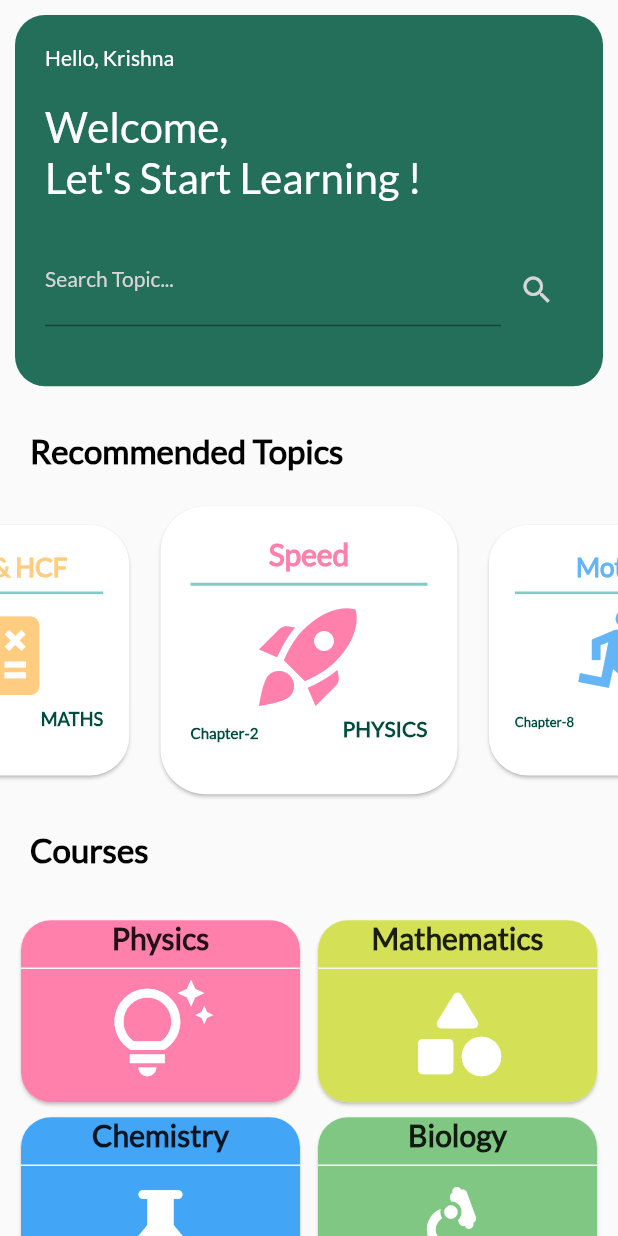
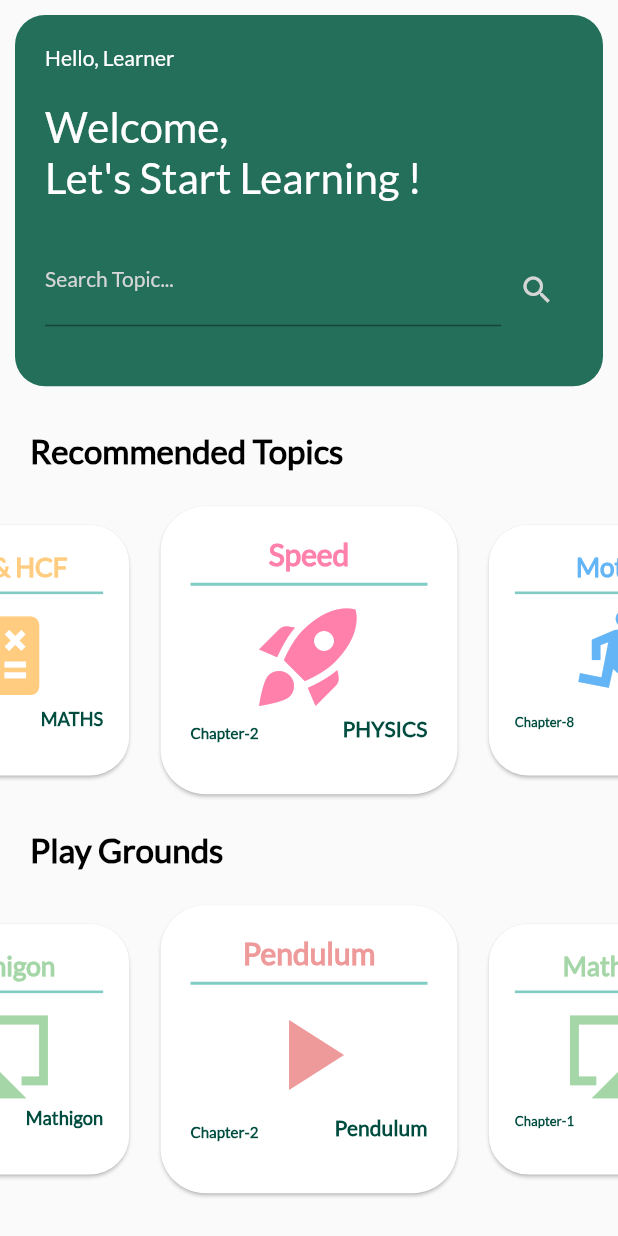
Before and after one commit to murali94k/Interactive-Study-App, a Flutter app: the screen it shows after launch, on a phone screen of 412 x 824 dp. Run offline on Flutter 3.47's test engine with Material 2 defaults, Android fonts, the phone set to English and light mode, and no system bars; drawn by our look-alikes of carousel_slider; our stand-ins replace confetti, webview_flutter.

Commit message:
home page navigation added

```diff
--- a/lib/HomePage.dart
+++ b/lib/HomePage.dart
@@ -2,19 +2,27 @@ import 'package:flutter/material.dart';
 import 'package:carousel_slider/carousel_slider.dart';
 import 'package:IS/PhysicsHomePage.dart';
 
+import 'Motion.dart';
+import 'Speed.dart';
+import 'PendulumSwing.dart';
+import 'Matigon.dart';
+
 double rowPadding = 10;
 double contentPaddding = 20;
 
-List topicCards = [{"topic":"Speed", "icon":Icons.rocket_launch, "color":Colors.pinkAccent[100], "chapter":"Chapter-2", "subject":"PHYSICS"},
-  {"topic":"Motion", "icon":Icons.directions_run, "color":Colors.blue[300], "chapter":"Chapter-8", "subject":"PHYSICS"},
-  {"topic":"LCM & HCF", "icon":Icons.calculate, "color":Colors.orange[200], "chapter":"Chapter-3", "subject":"MATHS"}
+List topicCards = [{"topic":"Speed", "navigation":SpeedChapterContent() ,"icon":Icons.rocket_launch, "color":Colors.pinkAccent[100], "chapter":"Chapter-2", "subject":"PHYSICS"},
+  {"topic":"Motion", "navigation":MotionChapterContent(), "icon":Icons.directions_run, "color":Colors.blue[300], "chapter":"Chapter-8", "subject":"PHYSICS"},
+  {"topic":"LCM & HCF", "navigation":SpeedChapterContent(), "icon":Icons.calculate, "color":Colors.orange[200], "chapter":"Chapter-3", "subject":"MATHS"}
 ];
 
-List courseCards = [{"chapter_page":PhysicsHome(), "icon":Icons.tips_and_updates_outlined, "color":Colors.pinkAccent[100], "subject":"Physics"},
-  {"chapter_page":PhysicsHome(), "icon":Icons.category_rounded, "color":Colors.lime[400], "subject":"Mathematics"},
-  {"chapter_page":PhysicsHome(), "icon":Icons.science_rounded, "color":Colors.blue[400], "subject":"Chemistry"},
-  {"chapter_page":PhysicsHome(), "icon":Icons.biotech_rounded, "color":Colors.green[300], "subject":"Biology"}
+List courseCards = [{"navigation":PhysicsHome(), "icon":Icons.tips_and_updates_outlined, "color":Colors.pinkAccent[100], "subject":"Physics"},
+  {"navigation":PhysicsHome(), "icon":Icons.category_rounded, "color":Colors.lime[400], "subject":"Mathematics"},
+  {"navigation":PhysicsHome(), "icon":Icons.science_rounded, "color":Colors.blue[400], "subject":"Chemistry"},
+  {"navigation":PhysicsHome(), "icon":Icons.biotech_rounded, "color":Colors.green[300], "subject":"Biology"}
 ];
+
+List playgroundCards = [{"navigation":PlayGroundChapter(), "icon":Icons.play_arrow, "color":Colors.red[200], "chapter":"Chapter-2", "topic":"Pendulum", "subject":"Pendulum"},
+  {"navigation":MathigonChapter(), "icon":Icons.airplay_sharp, "color":Colors.green[200], "chapter":"Chapter-1", "topic":"Mathigon", "subject":"Mathigon"}];
 
 TextStyle welcomeTextStyle_1 = const TextStyle(
   color: Colors.white,
@@ -95,11 +103,21 @@ class HomePage extends StatelessWidget {
                     padding: EdgeInsets.all(2*rowPadding),
                     child: Row(
                       children: [
+                        Text("Play Grounds", style: rowTitleStyle,)
+                      ],
+                    ),
+                  ),
+                  PlayGroundRow(),
+                  Padding(
+                    padding: EdgeInsets.all(2*rowPadding),
+                    child: Row(
+                      children: [
                         Text("Courses", style: rowTitleStyle,)
                       ],
                     ),
                   ),
                   CoursesRow(),
+                  SizedBox(height: 20)
 
                 ],
               )
@@ -134,7 +152,7 @@ class WelcomeTextRow extends StatelessWidget {
               child: Column(
                 crossAxisAlignment: CrossAxisAlignment.start,
                 children: [
-                  Text("Hello, Krishna", style: welcomeTextStyle_1),
+                  Text("Hello, Learner", style: welcomeTextStyle_1),
                   const SizedBox(height: 20,),
                   Text("Welcome,\nLet's Start Learning !", style: welcomeTextStyle_2),
                   const SizedBox(height: 20,),
@@ -185,8 +203,6 @@ class RecommendedTopicsRow extends StatefulWidget {
 
 class _RecommendedTopicsRowState extends State<RecommendedTopicsRow> {
 
-  int _index = 1;
-
   @override
   Widget build(BuildContext context) {
 
@@ -208,7 +224,9 @@ class _RecommendedTopicsRowState extends State<RecommendedTopicsRow> {
             items: topicCards.map<Widget>((topicCard) {
               return Builder(
                 builder: (BuildContext context) {
-                  return Card(
+                  return  GestureDetector(
+                      onTap: (){Navigator.push(context, MaterialPageRoute(builder: (context)=> topicCard['navigation']));},
+                  child:Card(
                     shape: const RoundedRectangleBorder(
                         borderRadius: BorderRadius.all(Radius.circular(30))
                     ),
@@ -231,7 +249,7 @@ class _RecommendedTopicsRowState extends State<RecommendedTopicsRow> {
                         ],
                       ),
                     ),
-                  );
+                  ));
                 },
               );
             }).toList(),
@@ -255,19 +273,19 @@ class _CoursesRowState extends State<CoursesRow> {
   Widget build(BuildContext context) {
 
     return Padding(
-      padding: EdgeInsets.all(rowPadding),
+      padding: EdgeInsets.fromLTRB(rowPadding, rowPadding, rowPadding, 0),
       child: Row(
         mainAxisAlignment: MainAxisAlignment.start,
         crossAxisAlignment: CrossAxisAlignment.start,
         children: [
           SizedBox(
             width: MediaQuery.of(context).size.width - 2* rowPadding,
-            height: 400,
+            height: 350,
             child: GridView.count(crossAxisCount: 2,crossAxisSpacing: 4.0,
         mainAxisSpacing: 2.0, childAspectRatio: 1.5, physics: const NeverScrollableScrollPhysics(),
         children: List.generate(courseCards.length, (index) {
             return GestureDetector(
-              onTap: (){Navigator.push(context, MaterialPageRoute(builder: (context)=> courseCards[index]['chapter_page']));},
+              onTap: (){Navigator.push(context, MaterialPageRoute(builder: (context)=> courseCards[index]['navigation']));},
               child: Card(
                   shape: const RoundedRectangleBorder(
                       borderRadius: BorderRadius.all(Radius.circular(20))
@@ -278,12 +296,15 @@ class _CoursesRowState extends State<CoursesRow> {
                       borderRadius: const BorderRadius.all(Radius.circular(20))
                   ),
                   child: Column(
+                    mainAxisSize: MainAxisSize.max,
                     crossAxisAlignment: CrossAxisAlignment.center,
                     children: [
                       Text(courseCards[index]['subject'], style: courseTextStyle),
                       Divider(thickness: 1, color: Colors.grey[100],),
-                      Icon(courseCards[index]['icon'],
-                        size: 70, color: Colors.white,),
+                      Expanded(
+                        child: Icon(courseCards[index]['icon'],
+                          size: 70, color: Colors.white,),
+                      ),
                     ],
                   ),
                 )
@@ -299,6 +320,70 @@ class _CoursesRowState extends State<CoursesRow> {
   }
 }
 
+class PlayGroundRow extends StatefulWidget {
+  const PlayGroundRow({super.key});
+
+  @override
+  State<PlayGroundRow> createState() => _PlayGroundRowState();
+}
+
+class _PlayGroundRowState extends State<PlayGroundRow> {
+  @override
+  Widget build(BuildContext context) {
+    return Row(
+      mainAxisAlignment: MainAxisAlignment.start,
+      crossAxisAlignment: CrossAxisAlignment.start,
+      children: [
+        SizedBox(
+            height: 200,
+            width: MediaQuery.of(context).size.width,
+            child: CarouselSlider(
+              options: CarouselOptions(
+                viewportFraction: 0.5,
+                aspectRatio: 0.2,
+                enlargeCenterPage: true,
+                onPageChanged: (position,reason){  },
+                enableInfiniteScroll: true,
+              ),
+              items: playgroundCards.map<Widget>((playgroundCard) {
+                return Builder(
+                  builder: (BuildContext context) {
+                    return  GestureDetector(
+                        onTap: (){Navigator.push(context, MaterialPageRoute(builder: (context)=> playgroundCard['navigation']));},
+                        child:Card(
+                          shape: const RoundedRectangleBorder(
+                              borderRadius: BorderRadius.all(Radius.circular(30)),
+                          ),
+                          child: Padding(
+                            padding: EdgeInsets.fromLTRB(contentPaddding,contentPaddding,contentPaddding,0),
+                            child: Column(
+                              children: [
+                                Text(playgroundCard['topic'], style: cardTitleStyle(color: playgroundCard['color'])),
+                                Divider(thickness: 2, color: Colors.teal[200]),
+                                Icon(playgroundCard['icon'],
+                                  size: 80, color: playgroundCard['color'],),
+                                Row(
+                                  mainAxisAlignment: MainAxisAlignment.spaceBetween,
+                                  crossAxisAlignment: CrossAxisAlignment.end,
+                                  children: [
+                                    Text(playgroundCard['chapter'], style: chapterFooterStyle),
+                                    Text(playgroundCard['subject'], style: subjectFooterStyle)
+                                  ],
+                                )
+                              ],
+                            ),
+                          ),
+                        ));
+                  },
+                );
+              }).toList(),
+            )
+        ),
+      ],
+    );
+  }
+}
+
 
 
 void main() {
--- a/lib/Matigon.dart
+++ b/lib/Matigon.dart
@@ -9,13 +9,15 @@ class MathigonChapter extends StatelessWidget {
     return Center(
       child: TextButton(
         style: TextButton.styleFrom(
-          backgroundColor: Colors.blue[500],
-          foregroundColor: Colors.white,
+          backgroundColor: Colors.blue[100],
+          foregroundColor: Colors.black,
         ),
         onPressed: () {
           Navigator.push(context, MaterialPageRoute(builder: (context)=> MathigonWebView()));
         },
-        child: const Text("Mathigon Page"),
+        child: const Text("   Play Area 1: Triangles   ", style: TextStyle(
+          fontSize: 20,
+        ),),
       ),
     );
   }
--- a/lib/Motion.dart
+++ b/lib/Motion.dart
@@ -1,3 +1,4 @@
+
 import 'package:flutter/material.dart';
 import 'package:IS/build_chapter_content.dart';
 
--- a/lib/PhysicsHomePage.dart
+++ b/lib/PhysicsHomePage.dart
@@ -23,7 +23,7 @@ List chapterTiles = [
   {"id":"4", "title":"Definition Cards", "subtitle": "Revision", "navigation":DefinitionsChapterContent()},
   {"id":"5", "title":"Take Quiz", "subtitle": "Quiz", "navigation":QuizChapterContent()},
   {"id":"6", "title":"Play Ground", "subtitle": "Pendulum Play-Ground", "navigation":PlayGroundChapter()},
-  {"id":"6", "title":"Mathigon", "subtitle": "Integrated Play-Ground", "navigation":MathigonChapter()},
+  {"id":"7", "title":"Mathigon", "subtitle": "Integrated Play-Ground", "navigation":MathigonChapter()},
 ];
 
 class PhysicsHome extends StatelessWidget {
--- a/lib/cards.dart
+++ b/lib/cards.dart
@@ -15,13 +15,13 @@ Card types:
 7. DefinitionCards: Multiple cards to explain definition well
  */
 
-double pageFont = 17.5;
+double pageFont = 16.5;
 double headingFont = 21.0;
 double cardPadding = 10.0;
 double letterSpacing = 0;
-double wordSpacing = 4.7;
+double wordSpacing = 5;
 
-String textCardFontFamily = "EXo2";
+String textCardFontFamily = "Lato";
 String quizCardFontFamily = "EXo2";
 
 var submitBGColor = Colors.amber[50];
--- a/pubspec.yaml
+++ b/pubspec.yaml
@@ -82,6 +82,7 @@ flutter:
        - asset: fonts/TiltNeon-Regular.ttf
     - family: EXo2
       fonts:
+#        - asset: fonts/Lato-Regular.ttf
         - asset: fonts/PlaypenSans.ttf
     - family: OpenSans
       fonts:
```
